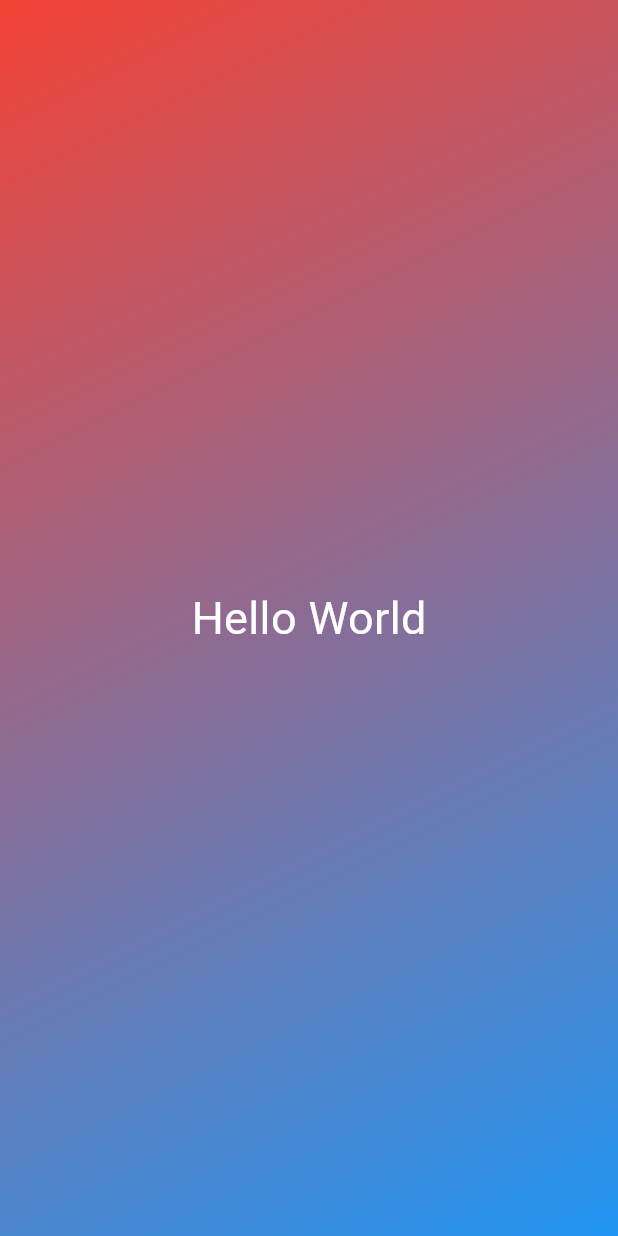
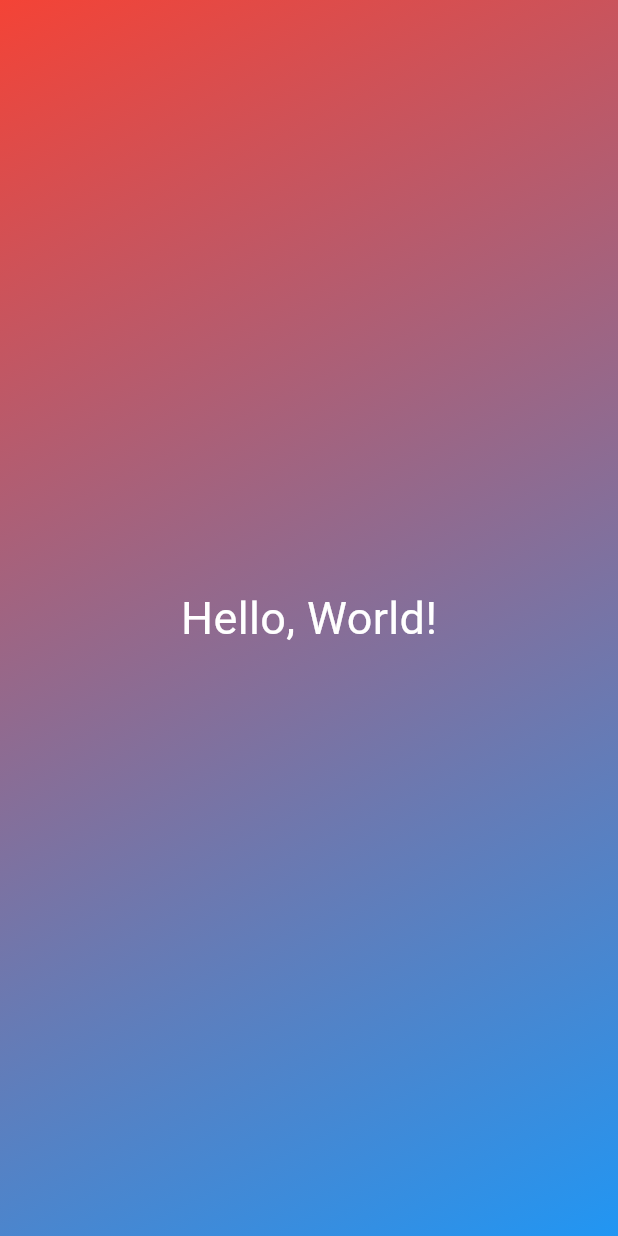
Before and after one commit to jefflueck/first_app, a Flutter app: the screen it shows after launch, on a phone screen of 412 x 824 dp. Run offline on Flutter 3.47's test engine with Material 3 defaults, Android fonts, the phone set to English and light mode, and no system bars.

Commit message:
made two examples on how to make my colors dynamic in the gradient_container class and passing those to main.dart file. ALso added an assets folder with an image folder

```diff
--- a/lib/gradient_container.dart
+++ b/lib/gradient_container.dart
@@ -1,23 +1,50 @@
 import 'package:first_app/styled_text.dart';
 import 'package:flutter/material.dart';
 
-var beginAlignment = Alignment.topLeft;
-var endAlignment = Alignment.bottomRight;
+const endAlignment = Alignment.bottomRight;
+const beginAlignment = Alignment.topLeft;
 
+//  * This one way to break out the colors into a separate class
+// class GradientContainer extends StatelessWidget {
+// const GradientContainer({super.key, required this.colors});
+
+// final List<Color> colors;
+
+// @override
+// Widget build(context) {
+//   return Container(
+//     decoration: BoxDecoration(
+//       gradient: LinearGradient(
+//         colors: colors,
+//         begin: beginAlignment,
+//         end: endAlignment,
+//       ),
+//     ),
+//     child: const Center(
+//       child: StyledText('Hello, World!'),
+//     ),
+//   );
+// }
+
+//  * This is another way to break out the colors into a separate class
 class GradientContainer extends StatelessWidget {
-  const GradientContainer({super.key});
+  const GradientContainer(this.color1, this.color2, {super.key});
+
+  final Color color1;
+  final Color color2;
+
   @override
   Widget build(context) {
     return Container(
       decoration: BoxDecoration(
         gradient: LinearGradient(
-          colors: const [Colors.red, Colors.blue],
+          colors: [color1, color2],
           begin: beginAlignment,
           end: endAlignment,
         ),
       ),
       child: const Center(
-        child: StyledText(),
+        child: StyledText('Hello, World!'),
       ),
     );
   }
--- a/lib/main.dart
+++ b/lib/main.dart
@@ -5,7 +5,12 @@ void main() {
   runApp(
     const MaterialApp(
       home: Scaffold(
-        body: GradientContainer(),
+        body: GradientContainer(
+          // * This was using the list of colors in the GradientContainer class
+          // colors: [Colors.red, Colors.blue],
+          // * This is using two named colors in the GradientContainer class
+          Colors.red, Colors.blue,
+        ),
       ),
     ),
   );
--- a/lib/styled_text.dart
+++ b/lib/styled_text.dart
@@ -1,13 +1,15 @@
 import 'package:flutter/material.dart';
 
 class StyledText extends StatelessWidget {
-  const StyledText({super.key});
+  const StyledText(this.text, {super.key});
+
+  final String text;
 
   @override
   Widget build(context) {
-    return const Text(
-      'Hello World',
-      style: TextStyle(
+    return Text(
+      text,
+      style: const TextStyle(
         fontSize: 30,
         color: Colors.white,
       ),
```
